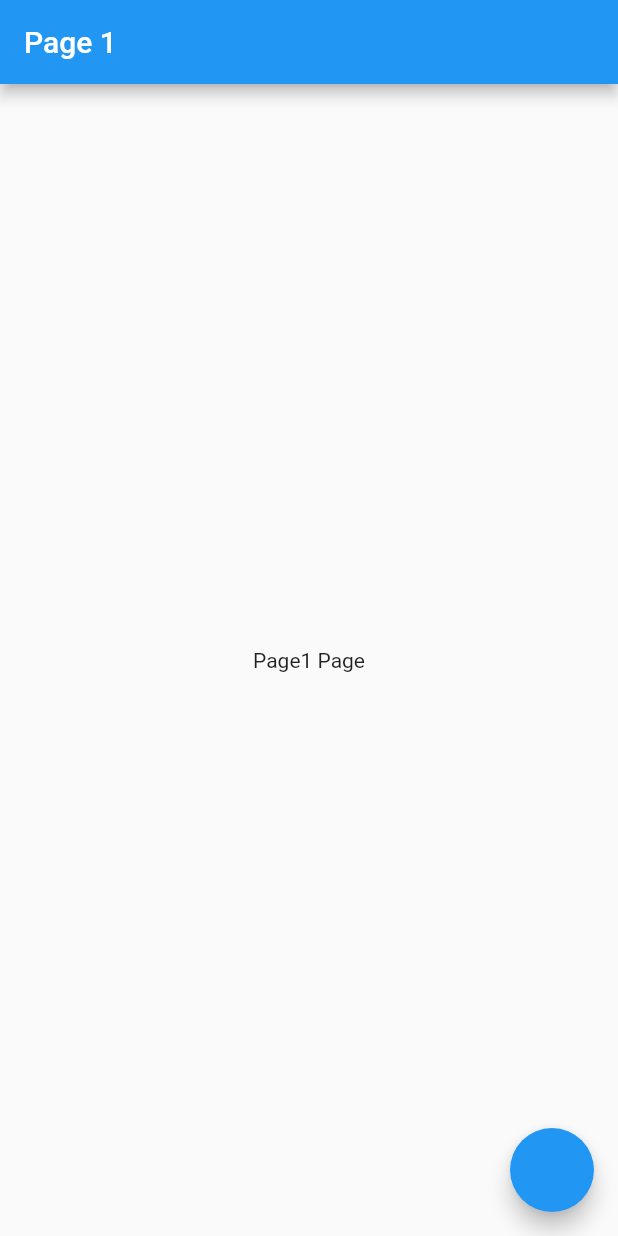
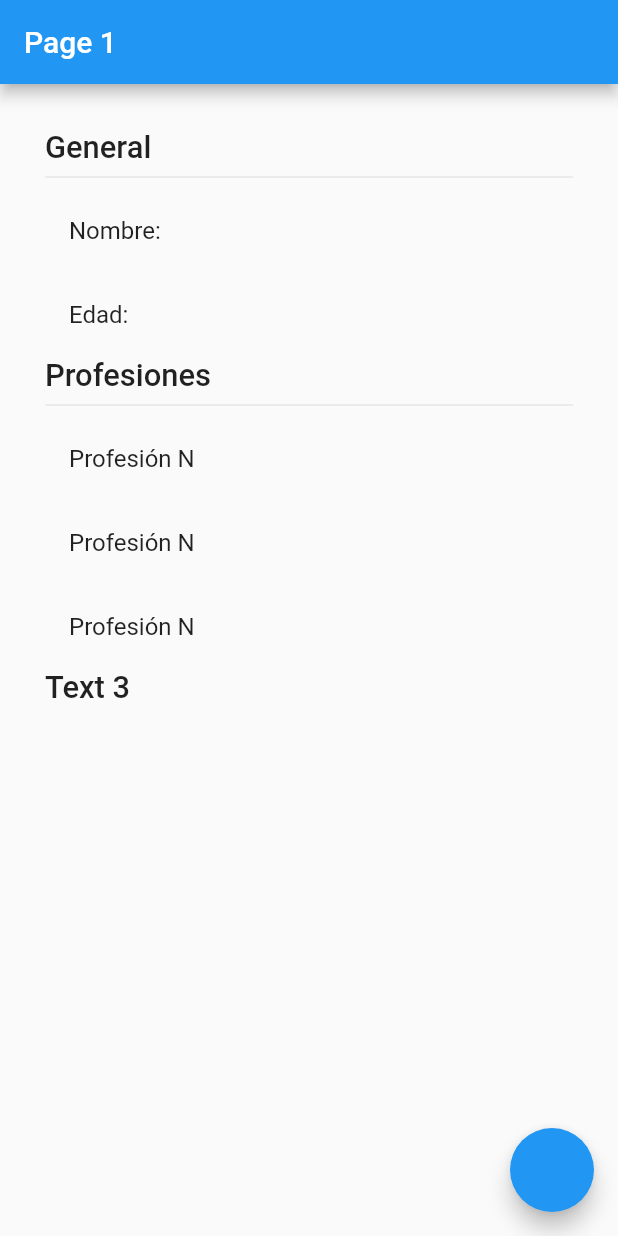
Before and after one commit to CrisMEDev/Flutter-Gestores_de_estado, a Flutter app: the screen it shows after launch, on a phone screen of 412 x 824 dp. Run offline on Flutter 3.47's test engine with Material 2 defaults, Android fonts, the phone set to English and light mode, and no system bars.

Commit message:
Diseño para mostrar el funcionamiento de los gestores de estado, creado

```diff
--- a/lib/main.dart
+++ b/lib/main.dart
@@ -1,4 +1,5 @@
 import 'package:flutter/material.dart';
+import 'package:flutter/services.dart';
 
 import 'package:gestores_de_estado/pages/page1.dart';
 import 'package:gestores_de_estado/pages/page2.dart';
@@ -8,6 +9,12 @@ void main() => runApp(MyApp());
 class MyApp extends StatelessWidget {
   @override
   Widget build(BuildContext context) {
+
+    SystemChrome.setPreferredOrientations([
+      DeviceOrientation.portraitUp,
+      DeviceOrientation.portraitDown
+    ]);
+
     return MaterialApp(
       title: 'Gestores de estado',
       debugShowCheckedModeBanner: false,
--- /dev/null
+++ b/lib/models/usuario.dart
@@ -0,0 +1,14 @@
+
+class Usuario {
+
+  String nombre;
+  int edad;
+  List<String>? profesiones;
+
+  Usuario({
+    required this.nombre,
+    required this.edad,
+    this.profesiones
+  });
+
+}
--- a/lib/pages/page1.dart
+++ b/lib/pages/page1.dart
@@ -11,9 +11,7 @@ class Page1Page extends StatelessWidget {
         title: Text( 'Page 1' ),
       ),
 
-      body: Center(
-        child: Text('Page1 Page'),
-     ),
+      body: _InformacionUsuario(),
 
      floatingActionButton: FloatingActionButton(
        onPressed: () => Navigator.pushReplacementNamed(context, 'page2')
@@ -21,3 +19,40 @@ class Page1Page extends StatelessWidget {
    );
   }
 }
+
+class _InformacionUsuario extends StatelessWidget {
+  const _InformacionUsuario({
+    Key? key,
+  }) : super(key: key);
+
+  @override
+  Widget build(BuildContext context) {
+
+    final screenSize = MediaQuery.of(context).size;
+
+    return Container(
+      width: screenSize.width,
+      height: screenSize.height,
+
+      padding: EdgeInsets.all(30.0),
+
+      child: Column(
+        crossAxisAlignment: CrossAxisAlignment.start,
+        children: [
+
+          Text('General', style: TextStyle( fontWeight: FontWeight.w500, fontSize: screenSize.width * 0.05 ),),
+          Divider(),
+          ListTile( title: Text('Nombre:'), ),
+          ListTile( title: Text('Edad:'), ),
+          Text('Profesiones', style: TextStyle( fontWeight: FontWeight.w500, fontSize: screenSize.width * 0.05 ),),
+          Divider(),
+          ListTile( title: Text('Profesión N'), ),
+          ListTile( title: Text('Profesión N'), ),
+          ListTile( title: Text('Profesión N'), ),
+          Text('Text 3', style: TextStyle( fontWeight: FontWeight.w500, fontSize: screenSize.width * 0.05 ),)
+
+        ]
+      ),
+    );
+  }
+}
```
Also changed, not shown: lib/pages/page2.dart (+28 -1 lines).
